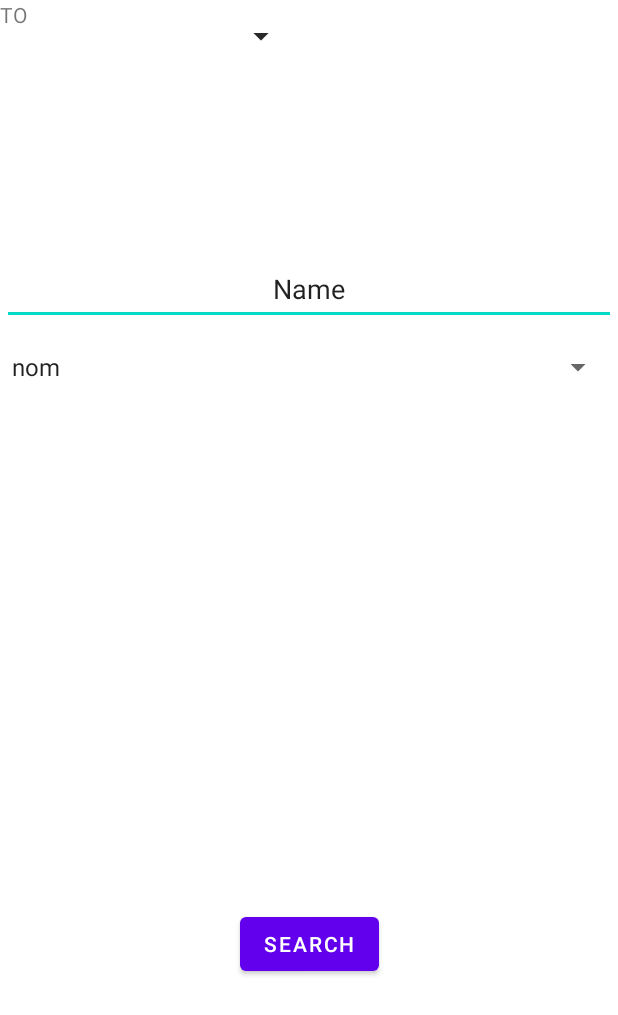
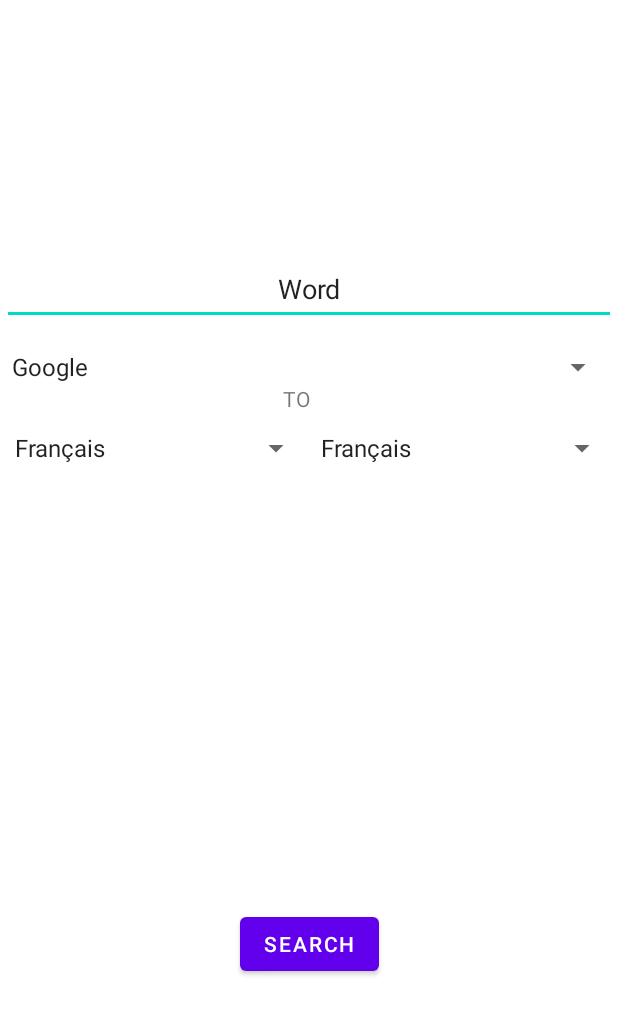
Before and after one commit to Dalekin9/TranslateApp, an Android app: the layout activity_recherche_trad.xml on its own in the app's theme, with its tools: preview values and no code run, on a phone screen of 412 x 824 dp. Shown: the top 1015 px of the screen. Run offline under Robolectric (Android 15) with nearby library versions, the phone set to English and light mode, and no system bars.

Commit message:
Working on RechercheTradActivity

```diff
--- a/app/src/main/res/layout/activity_recherche_trad.xml
+++ b/app/src/main/res/layout/activity_recherche_trad.xml
@@ -15,7 +15,7 @@
         android:gravity="center"
         android:inputType="textPersonName"
         android:minHeight="48dp"
-        android:text="Name"
+        android:text="@string/word"
         app:layout_constraintBottom_toBottomOf="parent"
         app:layout_constraintEnd_toEndOf="parent"
         app:layout_constraintHorizontal_bias="0.5"
@@ -49,24 +49,31 @@
 
     <Spinner
         android:id="@+id/languedest"
-        android:layout_width="198dp"
-        android:layout_height="48dp"
-        tools:layout_editor_absoluteX="207dp"
-        tools:layout_editor_absoluteY="277dp" />
+        android:layout_width="206dp"
+        android:layout_height="45dp"
+        android:layout_marginTop="276dp"
+        android:entries="@array/langSpinner_entries"
+        app:layout_constraintEnd_toEndOf="parent"
+        app:layout_constraintTop_toTopOf="parent" />
 
     <Spinner
-        android:id="@+id/languedep"
-        android:layout_width="198dp"
-        android:layout_height="48dp"
-        tools:layout_editor_absoluteX="9dp"
-        tools:layout_editor_absoluteY="277dp" />
+        android:id="@+id/languesourc"
+        android:layout_width="206dp"
+        android:layout_height="45dp"
+        android:layout_marginTop="276dp"
+        android:layout_marginEnd="204dp"
+        android:entries="@array/langSpinner_entries"
+        app:layout_constraintEnd_toEndOf="parent"
+        app:layout_constraintTop_toTopOf="parent" />
 
     <TextView
         android:id="@+id/textView"
         android:layout_width="23dp"
         android:layout_height="18dp"
+        android:layout_marginTop="256dp"
+        android:layout_marginEnd="200dp"
         android:text="TO"
-        tools:layout_editor_absoluteX="197dp"
-        tools:layout_editor_absoluteY="259dp" />
+        app:layout_constraintEnd_toEndOf="parent"
+        app:layout_constraintTop_toTopOf="parent" />
 
 </androidx.constraintlayout.widget.ConstraintLayout>
--- a/app/src/main/res/values/strings.xml
+++ b/app/src/main/res/values/strings.xml
@@ -1,8 +1,19 @@
 <resources>
     <string name="app_name">TranslateApp</string>
     <string name="search">Search</string>
+    <string name="save">Save</string>
+    <string name="word">Word</string>
     <string-array name="spinner_entries">
-        <item>nom</item>
-        <item> http://www.google.fr/search?q= </item>
+        <item>Google</item>
+    </string-array>
+    <string-array name="langSpinner_entries">
+        <item>Français</item>
+        <item>Anglais</item>
+        <item>Espagnol</item>
+        <item>Russe</item>
+        <item>Japonais</item>
+        <item>Allemand</item>
+        <item>Portugais</item>
+        <item>Indien</item>
     </string-array>
 </resources>
```
Also changed, not shown: app/src/main/AndroidManifest.xml (+10 -5 lines), app/src/main/java/com/example/translateapp/AjoutViewModel.kt (+15 -1 lines), app/src/main/java/com/example/translateapp/Dao.kt (+6 -1 lines), app/src/main/java/com/example/translateapp/RechercheTradActivity.kt (+24 -4 lines).
